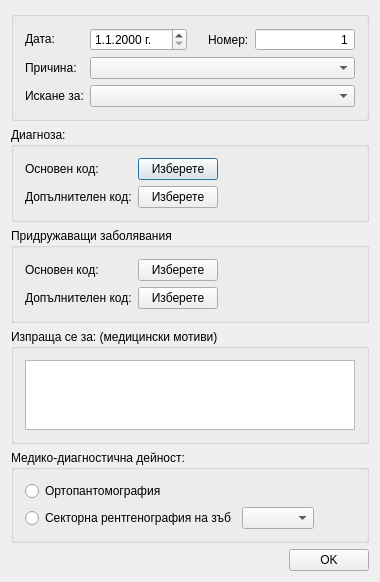
thefinalcutbg/DinoDent, file src/View/Widgets/ReferralDialog.ui: the form before one commit.
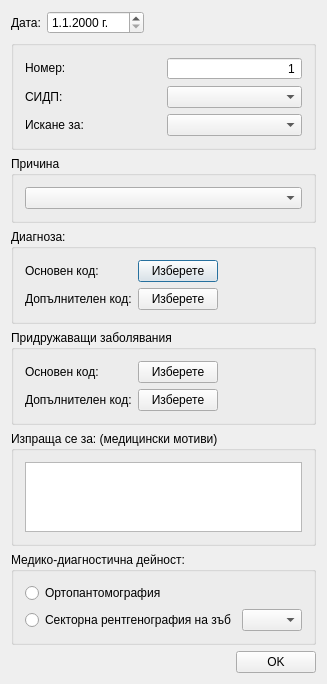
The form after the commit. Custom widgets are drawn as their Qt base class.

Diff of the .ui file:
```diff
--- a/src/View/Widgets/ReferralDialog.ui
+++ b/src/View/Widgets/ReferralDialog.ui
@@ -6,8 +6,8 @@
    <rect>
     <x>0</x>
     <y>0</y>
-    <width>380</width>
-    <height>555</height>
+    <width>318</width>
+    <height>647</height>
    </rect>
   </property>
   <property name="windowTitle">
@@ -15,7 +15,41 @@
   </property>
   <layout class="QVBoxLayout" name="verticalLayout_4">
    <item>
-    <widget class="QGroupBox" name="groupBox_2">
+    <layout class="QHBoxLayout" name="horizontalLayout_6">
+     <property name="bottomMargin">
+      <number>0</number>
+     </property>
+     <item>
+      <widget class="QLabel" name="label_4">
+       <property name="text">
+        <string>Дата:</string>
+       </property>
+      </widget>
+     </item>
+     <item>
+      <widget class="CustomDateEdit" name="dateEdit">
+       <property name="displayFormat">
+        <string notr="true">d.M.yyyy 'г.'</string>
+       </property>
+      </widget>
+     </item>
+     <item>
+      <spacer name="horizontalSpacer_2">
+       <property name="orientation">
+        <enum>Qt::Horizontal</enum>
+       </property>
+       <property name="sizeHint" stdset="0">
+        <size>
+         <width>40</width>
+         <height>20</height>
+        </size>
+       </property>
+      </spacer>
+     </item>
+    </layout>
+   </item>
+   <item>
+    <widget class="QGroupBox" name="group119">
      <property name="title">
       <string/>
      </property>
@@ -23,16 +57,16 @@
       <item>
        <layout class="QVBoxLayout" name="verticalLayout_3">
         <item>
-         <widget class="QLabel" name="label_4">
+         <widget class="QLabel" name="label">
           <property name="text">
-           <string>Дата:</string>
+           <string>Номер:</string>
           </property>
          </widget>
         </item>
         <item>
          <widget class="QLabel" name="reasonLabel">
           <property name="text">
-           <string>Причина:</string>
+           <string>СИДП:</string>
           </property>
          </widget>
         </item>
@@ -49,33 +83,6 @@
        <layout class="QVBoxLayout" name="verticalLayout_2">
         <item>
          <layout class="QHBoxLayout" name="horizontalLayout_3">
-          <item>
-           <widget class="CustomDateEdit" name="dateEdit">
-            <property name="displayFormat">
-             <string notr="true">d.M.yyyy 'г.'</string>
-            </property>
-           </widget>
-          </item>
-          <item>
-           <spacer name="horizontalSpacer_2">
-            <property name="orientation">
-             <enum>Qt::Horizontal</enum>
-            </property>
-            <property name="sizeHint" stdset="0">
-             <size>
-              <width>40</width>
-              <height>20</height>
-             </size>
-            </property>
-           </spacer>
-          </item>
-          <item>
-           <widget class="QLabel" name="label">
-            <property name="text">
-             <string>Номер:</string>
-            </property>
-           </widget>
-          </item>
           <item>
            <widget class="LeadingZeroSpinBox" name="refNumSpin">
             <property name="sizePolicy">
@@ -107,7 +114,7 @@
          </layout>
         </item>
         <item>
-         <widget class="QComboBox" name="reasonCombo"/>
+         <widget class="QComboBox" name="mh119specCombo"/>
         </item>
         <item>
          <widget class="QComboBox" name="mh119combo"/>
@@ -117,6 +124,18 @@
      </layout>
     </widget>
    </item>
+   <item>
+    <widget class="QGroupBox" name="reasonGroup">
+     <property name="title">
+      <string>Причина</string>
+     </property>
+     <layout class="QVBoxLayout" name="verticalLayout_10">
+      <item>
+       <widget class="QComboBox" name="reasonCombo"/>
+      </item>
+     </layout>
+    </widget>
+   </item>
    <item>
     <widget class="QGroupBox" name="diagnosisGroup">
      <property name="minimumSize">
```
Left out of the diff: 6 changed lines with no effect on the pictures.
